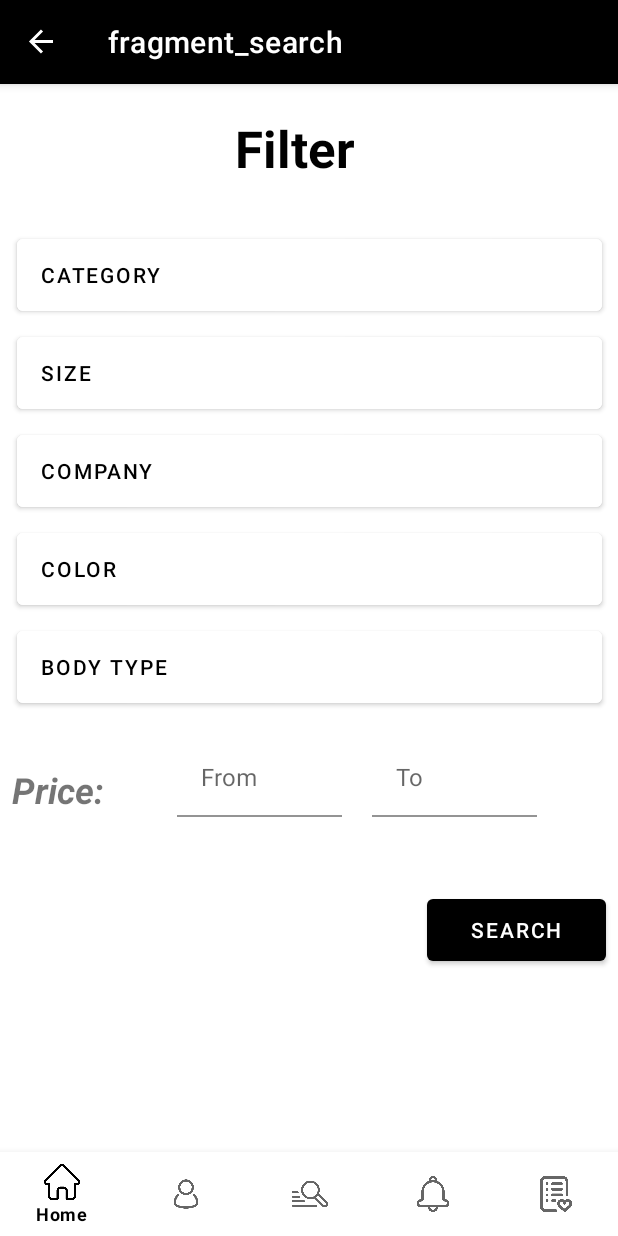
After one commit to kelysot/PerfectFitApp-Android, an Android app: the SearchFragment screen opened through its navigation route, on a phone screen of 412 x 824 dp. The commit adds this screen. Run offline under Robolectric (Android 15) with nearby library versions, the light colour scheme and no system bars; our stand-ins replace Picasso, navigation-ui; pictures from the network do not load.

Commit message:
Add SearchFragment and SearchFeatureFragment. Open package od wishlist.

```diff
--- /dev/null
+++ b/app/src/main/java/com/example/perfectfitapp_android/search/SearchFragment.java
@@ -0,0 +1,60 @@
+package com.example.perfectfitapp_android.search;
+
+import android.os.Bundle;
+
+import androidx.fragment.app.Fragment;
+import androidx.navigation.Navigation;
+
+import android.view.LayoutInflater;
+import android.view.View;
+import android.view.ViewGroup;
+import android.widget.Button;
+import android.widget.EditText;
+
+import com.example.perfectfitapp_android.HomePageFragmentDirections;
+import com.example.perfectfitapp_android.R;
+import com.example.perfectfitapp_android.sub_category.SubCategoryDetailsPostsFragmentDirections;
+
+
+public class SearchFragment extends Fragment {
+
+    Button categoryBtn, sizeBtn, companyBtn, colorBtn, bodyTypeBtn;
+    EditText priceFrom, priceTo;
+
+    @Override
+    public View onCreateView(LayoutInflater inflater, ViewGroup container,
+                             Bundle savedInstanceState) {
+
+        View view = inflater.inflate(R.layout.fragment_search, container, false);
+
+        categoryBtn = view.findViewById(R.id.search_category_btn);
+        sizeBtn = view.findViewById(R.id.search_size_btn);
+        companyBtn = view.findViewById(R.id.search_company_btn);
+        colorBtn = view.findViewById(R.id.search_color_btn);
+        bodyTypeBtn = view.findViewById(R.id.search_bodytype_btn);
+        priceFrom = view.findViewById(R.id.search_price_from_et);
+        priceTo = view.findViewById(R.id.search_price_to_et);
+
+        categoryBtn.setOnClickListener(v -> {
+            Navigation.findNavController(view).navigate(SearchFragmentDirections.actionSearchFragmentToSearchFeatureFragment("category"));
+        });
+        sizeBtn.setOnClickListener(v -> {
+            Navigation.findNavController(view).navigate(SearchFragmentDirections.actionSearchFragmentToSearchFeatureFragment("size"));
+        });
+        companyBtn.setOnClickListener(v -> {
+            Navigation.findNavController(view).navigate(SearchFragmentDirections.actionSearchFragmentToSearchFeatureFragment("company"));
+        });
+        colorBtn.setOnClickListener(v -> {
+            Navigation.findNavController(view).navigate(SearchFragmentDirections.actionSearchFragmentToSearchFeatureFragment("color"));
+        });
+        bodyTypeBtn.setOnClickListener(v -> {
+            Navigation.findNavController(view).navigate(SearchFragmentDirections.actionSearchFragmentToSearchFeatureFragment("bodyType"));
+        });
+
+
+
+
+
+        return view;
+    }
+}
--- a/app/src/main/java/com/example/perfectfitapp_android/sub_category/SubCategoryDetailsPostsFragment.java
+++ b/app/src/main/java/com/example/perfectfitapp_android/sub_category/SubCategoryDetailsPostsFragment.java
@@ -24,7 +24,6 @@
 import com.example.perfectfitapp_android.HomePageFragmentDirections;
 import com.example.perfectfitapp_android.MyApplication;
 import com.example.perfectfitapp_android.R;
-import com.example.perfectfitapp_android.WishListFragmentDirections;
 import com.example.perfectfitapp_android.model.Model;
 import com.example.perfectfitapp_android.model.Notification;
 import com.example.perfectfitapp_android.model.Post;
--- a/app/src/main/java/com/example/perfectfitapp_android/WishListViewModel.java
+++ b/app/src/main/java/com/example/perfectfitapp_android/wishlist/WishListViewModel.java
@@ -1,4 +1,4 @@
-package com.example.perfectfitapp_android;
+package com.example.perfectfitapp_android.wishlist;
 
 import androidx.lifecycle.ViewModel;
 
--- /dev/null
+++ b/app/src/main/res/layout/fragment_search.xml
@@ -0,0 +1,156 @@
+<?xml version="1.0" encoding="utf-8"?>
+<androidx.constraintlayout.widget.ConstraintLayout xmlns:android="http://schemas.android.com/apk/res/android"
+    xmlns:app="http://schemas.android.com/apk/res-auto"
+    xmlns:tools="http://schemas.android.com/tools"
+    android:layout_width="match_parent"
+    android:layout_height="match_parent"
+    android:backgroundTint="#D5A4A4"
+    tools:context=".search.SearchFragment">
+
+    <Button
+        android:id="@+id/search_bodytype_btn"
+        android:layout_width="390dp"
+        android:layout_height="60dp"
+        android:layout_marginStart="8dp"
+        android:layout_marginTop="5dp"
+        android:layout_marginEnd="8dp"
+        android:backgroundTint="@color/myWhite"
+        android:text="Body Type"
+        android:textAlignment="viewStart"
+        android:textColor="@color/black"
+        app:layout_constraintEnd_toEndOf="parent"
+        app:layout_constraintStart_toStartOf="parent"
+        app:layout_constraintTop_toBottomOf="@+id/search_color_btn" />
+
+    <Button
+        android:id="@+id/search_company_btn"
+        android:layout_width="390dp"
+        android:layout_height="60dp"
+        android:layout_marginStart="8dp"
+        android:layout_marginTop="5dp"
+        android:layout_marginEnd="8dp"
+        android:backgroundTint="@color/myWhite"
+        android:text="Company"
+        android:textAlignment="viewStart"
+        android:textColor="@color/black"
+        app:layout_constraintEnd_toEndOf="parent"
+        app:layout_constraintStart_toStartOf="parent"
+        app:layout_constraintTop_toBottomOf="@+id/search_size_btn" />
+
+    <Button
+        android:id="@+id/search_size_btn"
+        android:layout_width="390dp"
+        android:layout_height="60dp"
+        android:layout_marginStart="8dp"
+        android:layout_marginTop="5dp"
+        android:layout_marginEnd="8dp"
+        android:backgroundTint="@color/myWhite"
+        android:text="Size"
+        android:textAlignment="viewStart"
+        android:textColor="@color/black"
+        app:layout_constraintEnd_toEndOf="parent"
+        app:layout_constraintStart_toStartOf="parent"
+        app:layout_constraintTop_toBottomOf="@+id/search_category_btn" />
+
+    <Button
+        android:id="@+id/search_color_btn"
+        android:layout_width="390dp"
+        android:layout_height="60dp"
+        android:layout_marginStart="8dp"
+        android:layout_marginTop="5dp"
+        android:layout_marginEnd="8dp"
+        android:backgroundTint="@color/myWhite"
+        android:text="Color"
+        android:textAlignment="viewStart"
+        android:textColor="@color/black"
+        app:layout_constraintEnd_toEndOf="parent"
+        app:layout_constraintStart_toStartOf="parent"
+        app:layout_constraintTop_toBottomOf="@+id/search_company_btn" />
+
+    <TextView
+        android:id="@+id/textView2"
+        android:layout_width="99dp"
+        android:layout_height="57dp"
+        android:layout_marginTop="20dp"
+        android:text="Filter"
+        android:textColor="@color/black"
+        android:textSize="34sp"
+        android:textStyle="bold"
+        app:layout_constraintEnd_toEndOf="parent"
+        app:layout_constraintStart_toStartOf="parent"
+        app:layout_constraintTop_toTopOf="parent" />
+
+    <Button
+        android:id="@+id/search_category_btn"
+        android:layout_width="390dp"
+        android:layout_height="60dp"
+        android:layout_marginStart="8dp"
+        android:layout_marginTop="20dp"
+        android:layout_marginEnd="8dp"
+        android:backgroundTint="@color/myWhite"
+        android:text="Category"
+        android:textAlignment="viewStart"
+        android:textColor="@color/black"
+        app:layout_constraintEnd_toEndOf="parent"
+        app:layout_constraintStart_toStartOf="parent"
+        app:layout_constraintTop_toBottomOf="@+id/textView2" />
+
+
+    <TextView
+        android:id="@+id/text_price"
+        android:layout_width="100dp"
+        android:layout_height="48sp"
+        android:layout_marginStart="8dp"
+        android:text="Price:"
+        android:textSize="24sp"
+        android:textStyle="bold|italic"
+        app:layout_constraintBaseline_toBaselineOf="@+id/textInputLayout1_search"
+        app:layout_constraintStart_toStartOf="parent" />
+
+    <com.google.android.material.textfield.TextInputLayout
+        android:id="@+id/textInputLayout1_search"
+        android:layout_width="110dp"
+        android:layout_height="50dp"
+        android:layout_marginStart="10dp"
+        android:layout_marginTop="20dp"
+        app:boxBackgroundColor="@color/white"
+        app:layout_constraintStart_toEndOf="@+id/text_price"
+        app:layout_constraintTop_toBottomOf="@+id/search_bodytype_btn">
+
+        <com.google.android.material.textfield.TextInputEditText
+            android:id="@+id/search_price_from_et"
+            android:layout_width="match_parent"
+            android:layout_height="wrap_content"
+            android:hint="From"
+            android:inputType="number" />
+    </com.google.android.material.textfield.TextInputLayout>
+
+    <com.google.android.material.textfield.TextInputLayout
+        android:id="@+id/textInputLayout2_search1"
+        android:layout_width="110dp"
+        android:layout_height="50dp"
+        android:layout_marginStart="20dp"
+        android:layout_marginTop="20dp"
+        app:boxBackgroundColor="@color/white"
+        app:layout_constraintStart_toEndOf="@+id/textInputLayout1_search"
+        app:layout_constraintTop_toBottomOf="@+id/search_bodytype_btn">
+
+        <com.google.android.material.textfield.TextInputEditText
+            android:id="@+id/search_price_to_et"
+            android:layout_width="match_parent"
+            android:layout_height="wrap_content"
+            android:hint="To"
+            android:inputType="number" />
+    </com.google.android.material.textfield.TextInputLayout>
+
+    <Button
+        android:id="@+id/search_search_btn"
+        android:layout_width="119dp"
+        android:layout_height="53dp"
+        android:layout_marginTop="35dp"
+        android:layout_marginEnd="8dp"
+        android:text="Search"
+        app:layout_constraintEnd_toEndOf="parent"
+        app:layout_constraintTop_toBottomOf="@+id/text_price" />
+
+</androidx.constraintlayout.widget.ConstraintLayout>
--- a/app/src/main/res/layout/fragment_wish_list.xml
+++ b/app/src/main/res/layout/fragment_wish_list.xml
@@ -4,7 +4,7 @@
     xmlns:tools="http://schemas.android.com/tools"
     android:layout_width="match_parent"
     android:layout_height="match_parent"
-    tools:context=".WishListFragment">
+    tools:context=".wishlist.WishListFragment">
 
     <TextView
         android:id="@+id/textView"
--- a/app/src/main/res/navigation/nav_graph.xml
+++ b/app/src/main/res/navigation/nav_graph.xml
@@ -89,6 +89,9 @@
             android:id="@+id/action_categoryFragment_to_subCategoryFragment"
             app:destination="@id/subCategoryFragment"
             app:popUpTo="@id/categoryFragment" />
+        <action
+            android:id="@+id/action_categoryFragment_to_searchFragment"
+            app:destination="@id/searchFragment" />
     </fragment>
     <action
         android:id="@+id/action_global_categoryFragment"
@@ -108,7 +111,7 @@
     </fragment>
     <fragment
         android:id="@+id/wishListFragment"
-        android:name="com.example.perfectfitapp_android.WishListFragment"
+        android:name="com.example.perfectfitapp_android.wishlist.WishListFragment"
         android:label="Wishlist"
         tools:layout="@layout/fragment_wish_list" >
         <action
@@ -165,4 +168,22 @@
         android:name="com.example.perfectfitapp_android.notification.NotificationFragment"
         android:label="Notifications"
         tools:layout="@layout/fragment_notification" /><action android:id="@+id/action_global_notificationFragment" app:destination="@id/notificationFragment"/>
+    <fragment
+        android:id="@+id/searchFragment"
+        android:name="com.example.perfectfitapp_android.search.SearchFragment"
+        android:label="fragment_search"
+        tools:layout="@layout/fragment_search" >
+        <action
+            android:id="@+id/action_searchFragment_to_searchFeatureFragment"
+            app:destination="@id/searchFeatureFragment" />
+    </fragment>
+    <fragment
+        android:id="@+id/searchFeatureFragment"
+        android:name="com.example.perfectfitapp_android.search.SearchFeatureFragment"
+        android:label="fragment_search_feature"
+        tools:layout="@layout/fragment_search_feature" >
+        <argument
+            android:name="feature"
+            app:argType="string" />
+    </fragment>
 </navigation>
```
Also changed, not shown: app/src/main/java/com/example/perfectfitapp_android/HomePageFragment.java (+1 -10 lines), app/src/main/java/com/example/perfectfitapp_android/category/CategoryFragment.java (+7 -7 lines), app/src/main/java/com/example/perfectfitapp_android/search/SearchFeatureFragment.java (added, +51 -0 lines), app/src/main/java/com/example/perfectfitapp_android/wishlist/WishListFragment.java (renamed from app/src/main/java/com/example/perfectfitapp_android/WishListFragment.java, +4 -7 lines), app/src/main/res/layout/fragment_category.xml (+32 -6 lines), app/src/main/res/layout/fragment_home_page.xml (+0 -13 lines), app/src/main/res/layout/fragment_search_feature.xml (added, +35 -0 lines), app/src/main/res/layout/search_row.xml (added, +36 -0 lines), app/src/main/res/drawable/ic_search1.png (added), app/src/main/res/drawable/ic_search2.png (added).
